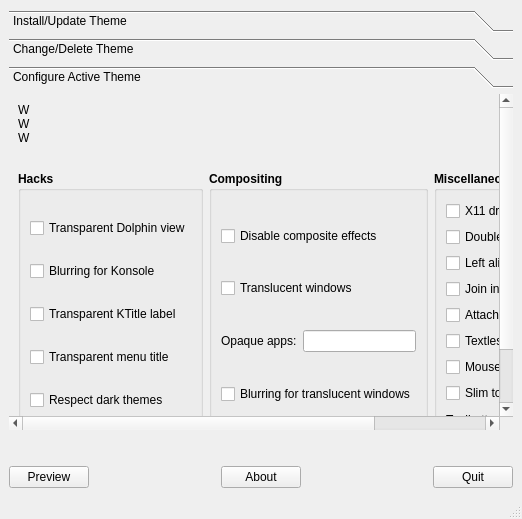
tsujan/Kvantum, file Kvantum/kvantummanager/kvantummanager.ui: the form before one commit.
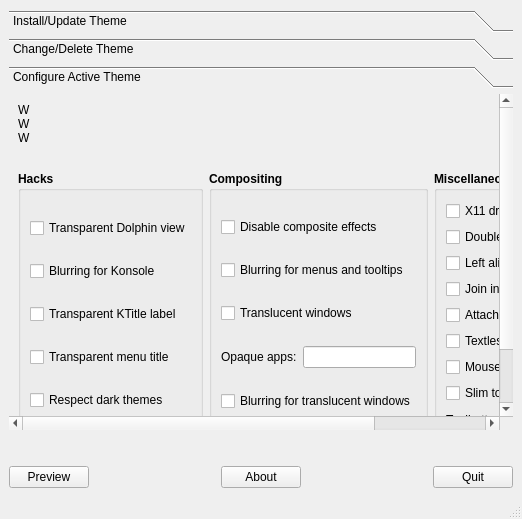
The form after the commit. The open tabs and pages were chosen to show the change. Icons and pictures are not drawn.

Commit message: A separate key for menu/tooltip blurring. Allow patttern over interior background. Remove toolbutton text margins when there isn't space. Elide tab text.

The edit to the form file:
```diff
--- a/Kvantum/kvantummanager/kvantummanager.ui
+++ b/Kvantum/kvantummanager/kvantummanager.ui
@@ -514,23 +514,7 @@
            <string>Compositing</string>
           </property>
           <layout class="QGridLayout" name="gridLayout_6">
-           <item row="2" column="0">
-            <widget class="QLabel" name="opaqueLabel">
-             <property name="font">
-              <font>
-               <bold>false</bold>
-              </font>
-             </property>
-             <property name="toolTip">
-              <string>A comma-separated list of executables
-whose windows should not be translucent.</string>
-             </property>
-             <property name="text">
-              <string>Opaque apps:</string>
-             </property>
-            </widget>
-           </item>
-           <item row="2" column="1">
+           <item row="3" column="1">
             <widget class="QLineEdit" name="opaqueEdit">
              <property name="font">
               <font>
@@ -543,8 +527,8 @@
              </property>
             </widget>
            </item>
-           <item row="1" column="0" colspan="2">
-            <widget class="QCheckBox" name="checkBox9">
+           <item row="2" column="0" colspan="2">
+            <widget class="QCheckBox" name="checkBoxTrans">
              <property name="font">
               <font>
                <bold>false</bold>
@@ -574,8 +558,8 @@
              </property>
             </widget>
            </item>
-           <item row="3" column="0" colspan="2">
-            <widget class="QCheckBox" name="checkBox10">
+           <item row="4" column="0" colspan="2">
+            <widget class="QCheckBox" name="checkBoxBlurWindow">
              <property name="font">
               <font>
                <bold>false</bold>
@@ -590,6 +574,40 @@
              </property>
             </widget>
            </item>
+           <item row="3" column="0">
+            <widget class="QLabel" name="opaqueLabel">
+             <property name="font">
+              <font>
+               <bold>false</bold>
+              </font>
+             </property>
+             <property name="toolTip">
+              <string>A comma-separated list of executables
+whose windows should not be translucent.</string>
+             </property>
+             <property name="text">
+              <string>Opaque apps:</string>
+             </property>
+            </widget>
+           </item>
+           <item row="1" column="0" colspan="2">
+            <widget class="QCheckBox" name="checkBoxBlurPopup">
+             <property name="font">
+              <font>
+               <bold>false</bold>
+              </font>
+             </property>
+             <property name="toolTip">
+              <string>Needs KDE blur effect, a graphic card that supports it,
+and translucent menu/tooltip SVG elements.
+
+Automatically checked if window blurring is enabled.</string>
+             </property>
+             <property name="text">
+              <string>Blurring for menus and tooltips</string>
+             </property>
+            </widget>
+           </item>
           </layout>
          </widget>
         </item>
```
Left out of the diff: 27 changed lines with no effect on the pictures. The commit also changes 10 other files.
